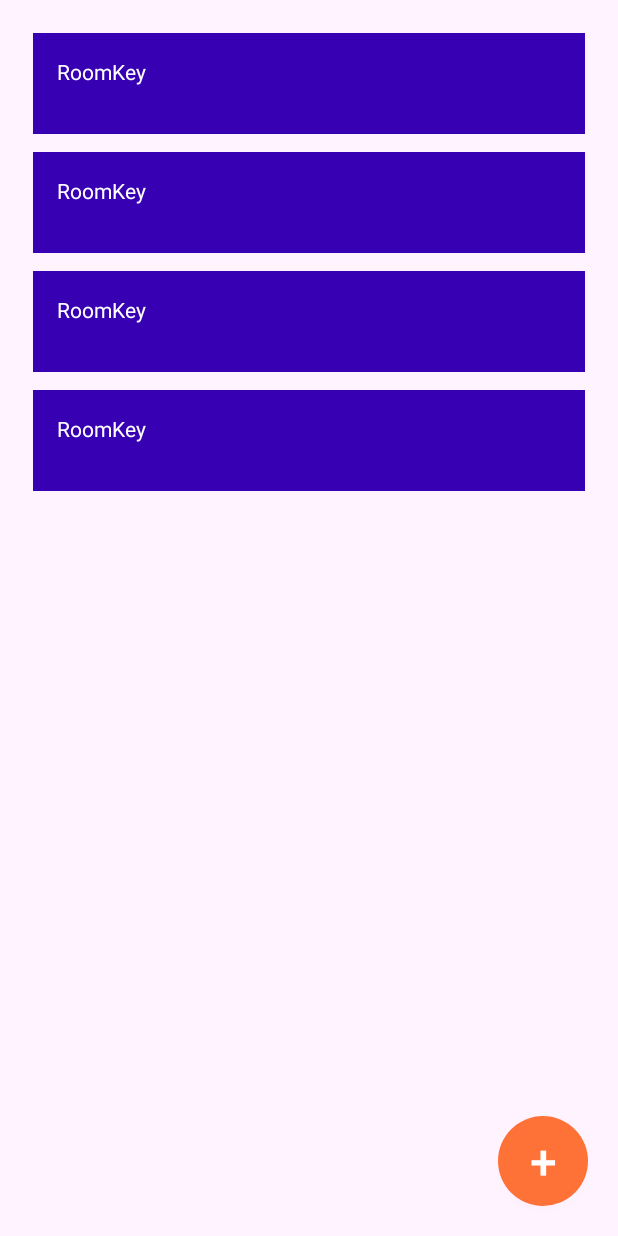
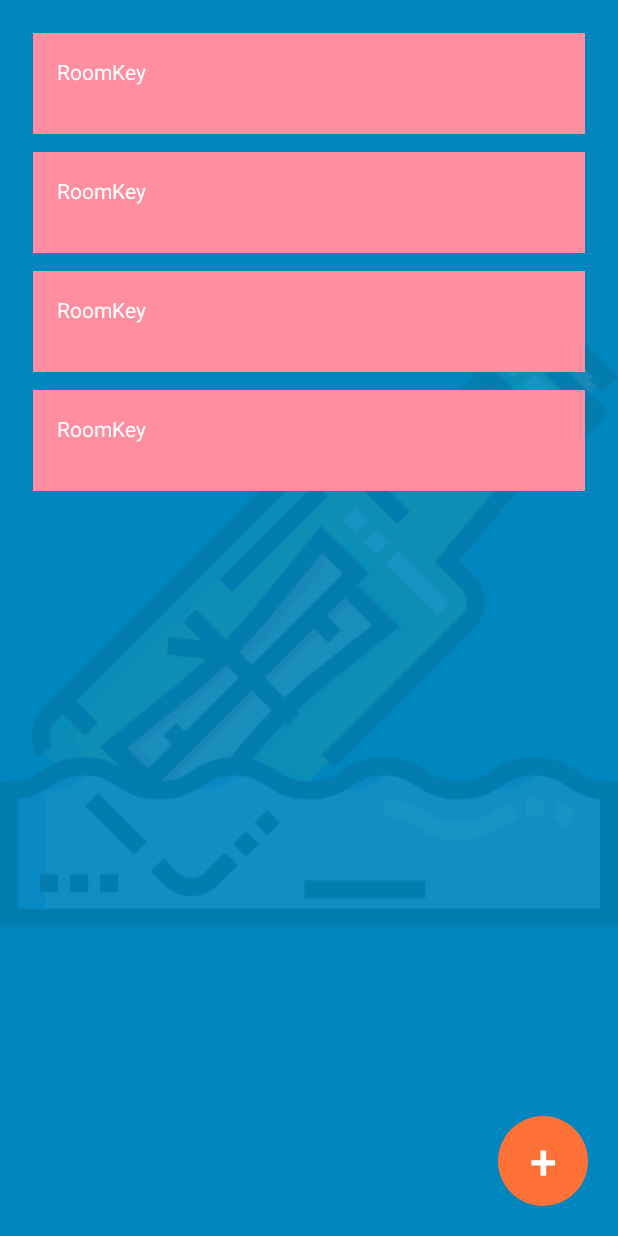
Before and after one commit to Sepehr1812/HodHod, an Android app: the layout fragment_room_list.xml on its own in the app's theme, with its tools: preview values and no code run, on a phone screen of 412 x 824 dp. Run offline under Robolectric (Android 15) with nearby library versions, the phone set to English and light mode, and no system bars.

Commit message:
add new design room list view

```diff
--- a/app/src/main/res/layout/activity_main.xml
+++ b/app/src/main/res/layout/activity_main.xml
@@ -12,6 +12,8 @@
         android:layout_width="match_parent"
         android:layout_height="match_parent"
         app:defaultNavHost="true"
-        app:navGraph="@navigation/main_graph" />
+        app:navGraph="@navigation/main_graph"
+
+        />
 
 </androidx.constraintlayout.widget.ConstraintLayout>
--- a/app/src/main/res/layout/fragment_room_list.xml
+++ b/app/src/main/res/layout/fragment_room_list.xml
@@ -4,7 +4,15 @@
     xmlns:tools="http://schemas.android.com/tools"
     android:layout_width="match_parent"
     android:layout_height="match_parent"
-    android:background="#FEF3FF">
+    android:background="#0086BE">
+
+    <ImageView
+        android:id="@+id/imageViewLogo"
+        android:layout_width="match_parent"
+        android:layout_height="match_parent"
+        android:src="@drawable/bottle"
+
+        android:alpha="0.1"/>
 
     <androidx.recyclerview.widget.RecyclerView
         android:id="@+id/roomListRV"
@@ -12,7 +20,13 @@
         android:layout_height="match_parent"
         android:layout_margin="16dp"
         tools:itemCount="4"
-        tools:listitem="@layout/item_room" />
+        tools:listitem="@layout/item_room"
+        android:background="@android:color/transparent"
+
+
+        />
+
+
 
     <androidx.appcompat.widget.AppCompatButton
         android:id="@+id/btnAddRoom"
--- a/app/src/main/res/layout/item_room.xml
+++ b/app/src/main/res/layout/item_room.xml
@@ -5,7 +5,8 @@
     android:layout_width="match_parent"
     android:layout_height="wrap_content"
     android:layout_margin="6dp"
-    android:background="@color/purple_700">
+    android:background="#FF8EA0"
+    >
 
     <TextView
         android:id="@+id/textViewItemRoom"
```
Also changed, not shown: app/src/main/res/drawable/bottle.png (added).
